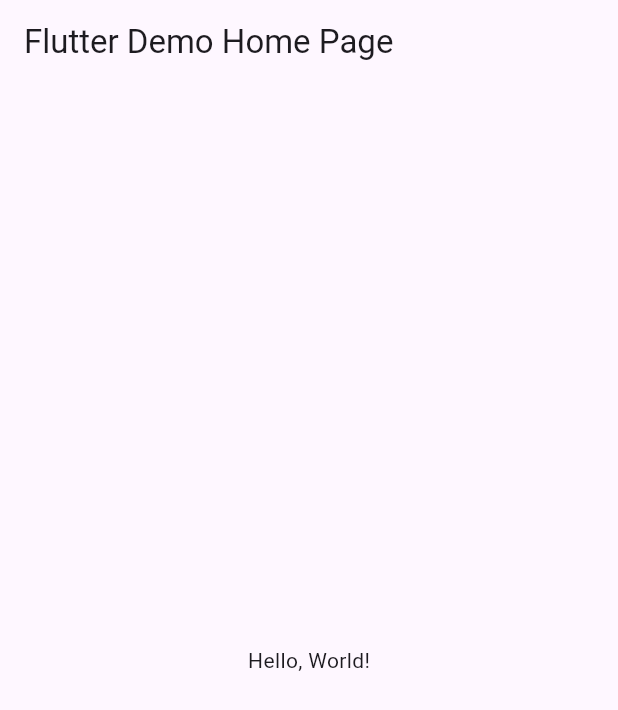
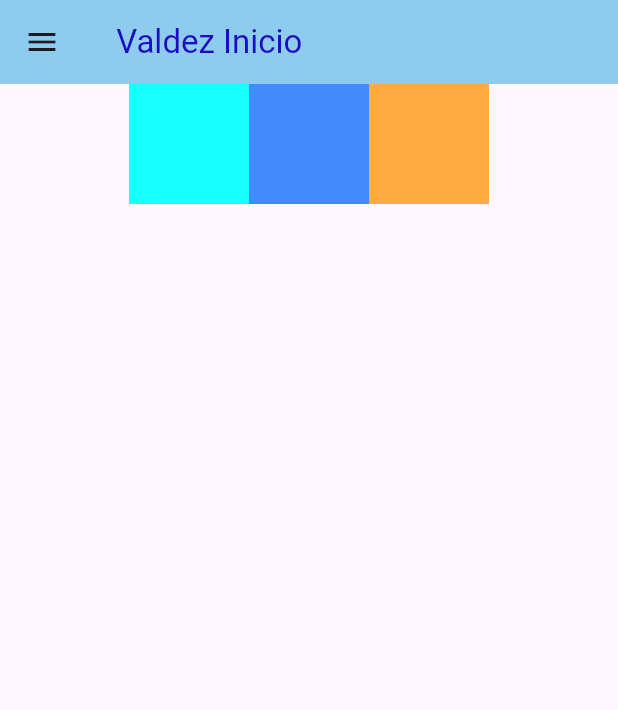
Before and after one commit to ValdezMich128/UIIAct4_v2, a Flutter app: the screen it shows after launch, on a phone screen of 412 x 824 dp. Shown: the top 710 px of the screen. Run offline on Flutter 3.47's test engine with Material 3 defaults, Android fonts, the phone set to English and light mode, and no system bars.

```diff
--- /dev/null
+++ b/lib/inicio.dart
@@ -0,0 +1,43 @@
+import 'package:uii_act4_drawerv2/drawer_menu.dart';
+import 'package:flutter/material.dart';
+
+class Inicio extends StatelessWidget {
+  static const String routeName = '/inicio';
+
+  @override
+  Widget build(BuildContext context) {
+    return Scaffold(
+      appBar: AppBar(
+        title:
+            Text(" Valdez Inicio", style: TextStyle(color: Color(0xff1e0cc1))),
+        backgroundColor: Color(0xff8dcbef),
+      ),
+      drawer: DrawerMenu(),
+      body: Row(
+        mainAxisAlignment: MainAxisAlignment.center,
+        mainAxisSize: MainAxisSize.max,
+        crossAxisAlignment: CrossAxisAlignment.center,
+        children: <Widget>[
+          Container(
+            padding: const EdgeInsets.all(0.0),
+            color: Colors.cyanAccent,
+            width: 80.0,
+            height: 80.0,
+          ),
+          Container(
+            padding: const EdgeInsets.all(0.0),
+            color: Colors.blueAccent,
+            width: 80.0,
+            height: 80.0,
+          ),
+          Container(
+            padding: const EdgeInsets.all(0.0),
+            color: Colors.orangeAccent,
+            width: 80.0,
+            height: 80.0,
+          ),
+        ],
+      ),
+    ); // This trailing comma makes auto-formatting nicer for build methods.
+  }
+}
--- a/lib/main.dart
+++ b/lib/main.dart
@@ -1,43 +1,46 @@
+import 'package:uii_act4_drawerv2/movie.dart';
+import 'package:uii_act4_drawerv2/profile.dart';
+import 'package:uii_act4_drawerv2/cuadro.dart';
+import 'package:uii_act4_drawerv2/rectangulo.dart';
+import 'package:uii_act4_drawerv2/circulo.dart';
 import 'package:flutter/material.dart';
 
-void main() => runApp(MyApp());
+import 'contact.dart';
+import 'inicio.dart';
+
+void main() {
+  runApp(MyApp());
+}
 
 class MyApp extends StatelessWidget {
-  const MyApp({super.key});
+  static const String inicio = Inicio.routeName;
+  static const String profile = Profile.routeName;
+  static const String movies = Movies.routeName;
+  static const String contact = Contact.routeName;
+  static const String cuadro = Cuadro.routeName;
+  static const String rectangulo = Rectangulo.routeName;
+  static const String circulo = Circulo.routeName;
+
   // This widget is the root of your application.
   @override
   Widget build(BuildContext context) {
     return MaterialApp(
-      // Application name
-      title: 'Flutter Hello World',
-      // Application theme data, you can set the colors for the application as
-      // you want
+      debugShowCheckedModeBanner: false,
+      title: 'Ejemplo Drawer Menu',
       theme: ThemeData(
-        // useMaterial3: false,
         primarySwatch: Colors.blue,
+        visualDensity: VisualDensity.adaptivePlatformDensity,
       ),
-      // A widget which will be started on application startup
-      home: MyHomePage(title: 'Flutter Demo Home Page'),
+      routes: {
+        inicio: (context) => Inicio(),
+        profile: (context) => Profile(),
+        movies: (context) => Movies(),
+        contact: (context) => Contact(),
+        cuadro: (context) => Cuadro(),
+        rectangulo: (context) => Rectangulo(),
+        circulo: (context) => Circulo(),
+      },
+      home: Inicio(),
     );
   }
 }
-
-class MyHomePage extends StatelessWidget {
-  final String title;
-  const MyHomePage({super.key, required this.title});
-
-  @override
-  Widget build(BuildContext context) {
-    return Scaffold(
-      appBar: AppBar(
-        // The title text which will be shown on the action bar
-        title: Text(title),
-      ),
-      body: Center(
-        child: Text(
-          'Hello, World!',
-        ),
-      ),
-    );
-  }
-}
--- a/pubspec.yaml
+++ b/pubspec.yaml
@@ -17,6 +17,8 @@ dev_dependencies:
 
 flutter:
   uses-material-design: true
+  assets:
+     - assets/images/drawer_header.jpg
   # assets:
   #  - images/a_dot_burr.jpeg
   #  - images/a_dot_ham.jpeg
```
Also changed, not shown: lib/circulo.dart (added, +43 -0 lines), lib/contact.dart (added, +43 -0 lines), lib/cuadro.dart (added, +43 -0 lines), lib/drawer_menu.dart (added, +95 -0 lines), lib/movie.dart (added, +43 -0 lines), lib/profile.dart (added, +43 -0 lines), lib/rectangulo.dart (added, +43 -0 lines), assets/images/drawer_header.jpg (added).
